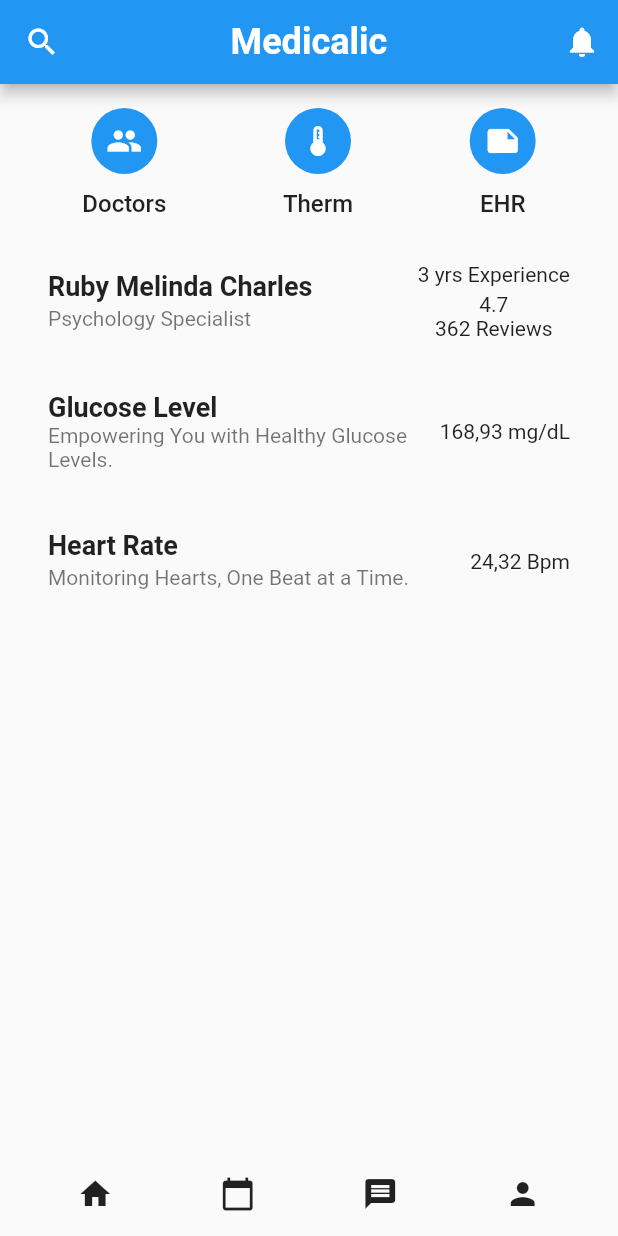
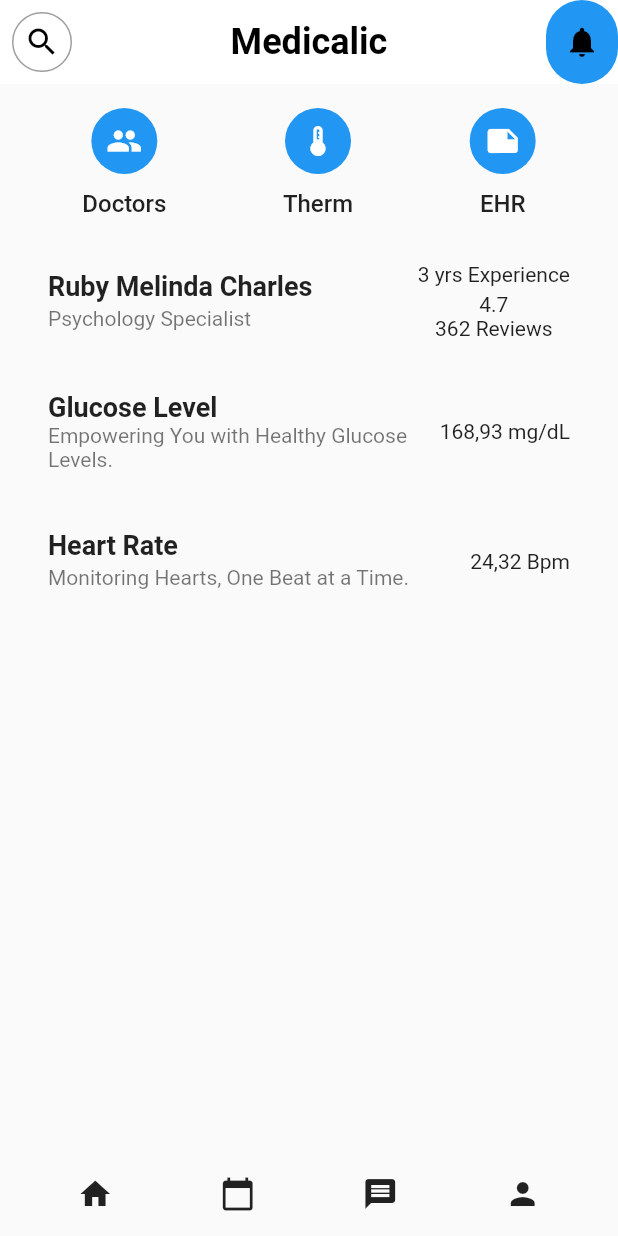
Before and after one commit to kosungjunmichael/gai3008_midterm2, a Flutter app: the screen it shows after launch, on a phone screen of 412 x 824 dp. Run offline on Flutter 3.47's test engine with Material 2 defaults, Android fonts, the phone set to English and light mode, and no system bars.

Commit message:
appBar leading

```diff
--- a/lib/main.dart
+++ b/lib/main.dart
@@ -8,7 +8,7 @@ class MyApp extends StatelessWidget {
     return MaterialApp(
       debugShowCheckedModeBanner: false,
       theme: ThemeData(
-        primarySwatch: Colors.blue,
+        primarySwatch: Colors.grey,
       ),
       home: MedicalicHome(),
     );
@@ -28,11 +28,32 @@ class MedicalicHome extends StatelessWidget {
             fontSize: 24,
           ),
         ),
-        leading: Icon(Icons.search),
+        leading: Padding(
+          padding: const EdgeInsets.all(8.0),
+          child: Container(
+            width: 72,
+            height: 72,
+            decoration: BoxDecoration(
+              border: Border.all(
+                  color: Colors.grey, width: 1.0, style: BorderStyle.solid),
+              borderRadius: BorderRadius.circular(80),
+              color: Colors.transparent,
+            ),
+            child: Icon(Icons.search),
+          ),
+        ),
+        backgroundColor: Colors.white,
+        shadowColor: Colors.transparent,
         actions: [
-          IconButton(
+          Container(
+            decoration: BoxDecoration(
+              color: Colors.blue,
+              borderRadius: BorderRadius.circular(50),
+            ),
+            child: IconButton(
               icon: Icon(Icons.notifications),
               onPressed: () {},
+            ),
           ),
         ],
       ),
@@ -42,7 +63,6 @@ class MedicalicHome extends StatelessWidget {
           child: Column(
             crossAxisAlignment: CrossAxisAlignment.start,
             children: [
-
               Row(
                 mainAxisAlignment: MainAxisAlignment.spaceAround,
                 children: [
```
Also changed, not shown: image-3.png (added), image-4.png (added), 1 other file. Lines whose indentation alone changed are shown as unchanged.
